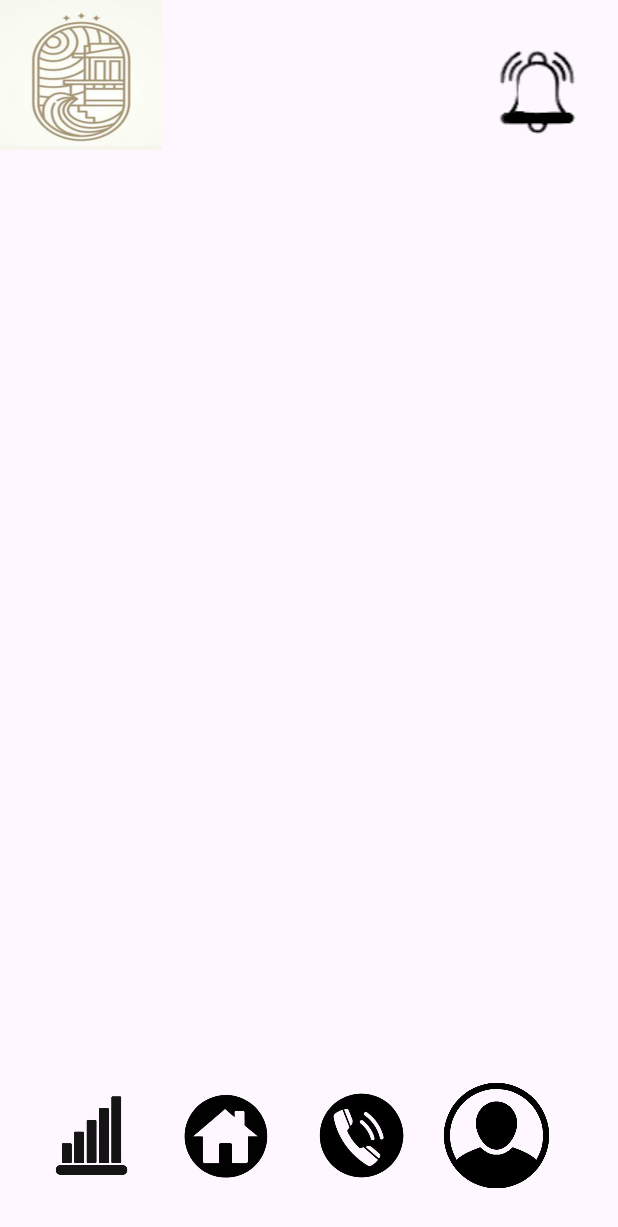
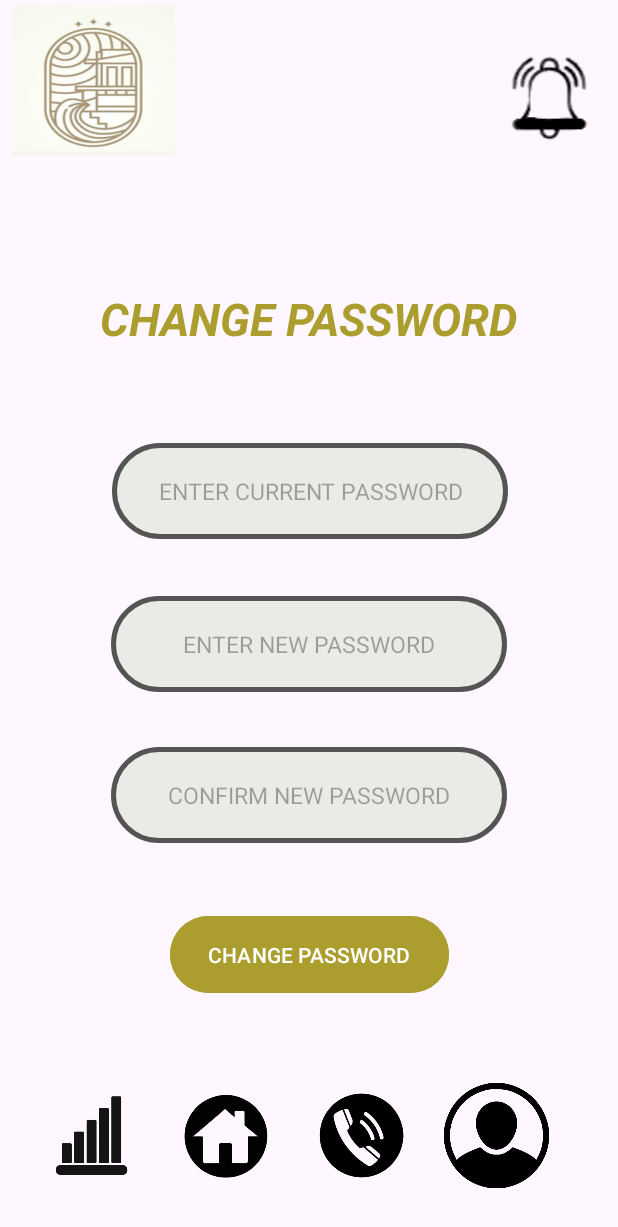
Before and after one commit to hieppro112/giaodien_android, an Android app: the screen_changepass screen opened directly, with no data from a screen before it, on a phone screen of 412 x 824 dp. Shown: the top 1227 px of the screen. Run offline under Robolectric (Android 15) with nearby library versions, the phone set to English and light mode, and no system bars.

Commit message:
first commit

```diff
--- a/app/src/main/java/com/example/myapplication/MainActivity.kt
+++ b/app/src/main/java/com/example/myapplication/MainActivity.kt
@@ -39,6 +39,8 @@ class MainActivity : AppCompatActivity() {
             startActivity(i)
 
         }
+
+
     }
 
 }
--- a/app/src/main/java/com/example/myapplication/screen_profile.kt
+++ b/app/src/main/java/com/example/myapplication/screen_profile.kt
@@ -39,6 +39,10 @@ class screen_profile : AppCompatActivity() {
         btn_contact.setOnClickListener {
             swap_Activy(screen_contact::class.java)
         }
+        val tvchange = findViewById<TextView>(R.id.tvChange);
+        tvchange.setOnClickListener {
+            swap_Activy(screen_changepass::class.java)
+        }
 
 
     }
--- a/app/src/main/res/layout/activity_screen_changepass.xml
+++ b/app/src/main/res/layout/activity_screen_changepass.xml
@@ -6,10 +6,13 @@
     android:layout_width="match_parent"
     android:layout_height="match_parent"
     tools:context=".screen_changepass">
+
     <LinearLayout
         android:id="@+id/linearLayout"
         android:layout_width="match_parent"
         android:layout_height="wrap_content"
+        android:layout_marginStart="8dp"
+        android:layout_marginTop="4dp"
         app:layout_constraintStart_toStartOf="parent"
         app:layout_constraintTop_toTopOf="parent">
 
@@ -26,9 +29,11 @@
             android:layout_marginStart="200dp"
             android:background="@drawable/icon_tb"
             app:backgroundTint="@color/black" />
+
     </LinearLayout>
 
     <LinearLayout
+        android:id="@+id/linearLayout2"
         android:layout_width="match_parent"
         android:layout_height="wrap_content"
         android:layout_marginBottom="32dp"
@@ -67,6 +72,82 @@
             app:backgroundTint="@null" />
     </LinearLayout>
 
+    <EditText
+        android:id="@+id/edtNhapMKC"
+        android:layout_width="264dp"
+        android:layout_height="64dp"
+        android:background="@drawable/edittext"
+        android:ems="10"
+
+        android:gravity="center"
+        android:hint="ENTER CURRENT PASSWORD"
+        android:inputType="text"
+        android:textSize="15dp"
+        app:layout_constraintBottom_toBottomOf="parent"
+        app:layout_constraintEnd_toEndOf="parent"
+        app:layout_constraintHorizontal_bias="0.503"
+        app:layout_constraintStart_toStartOf="parent"
+        app:layout_constraintTop_toTopOf="parent"
+        app:layout_constraintVertical_bias="0.389" />
+
+    <EditText
+        android:id="@+id/edtNhapMKM"
+        android:layout_width="264dp"
+        android:layout_height="64dp"
+        android:background="@drawable/edittext"
+        android:ems="10"
+        android:gravity="center"
+        android:hint="ENTER NEW PASSWORD"
+        android:inputType="text"
+        android:textSize="15dp"
+        app:layout_constraintBottom_toBottomOf="parent"
+        app:layout_constraintEnd_toEndOf="parent"
+        app:layout_constraintStart_toStartOf="parent"
+        app:layout_constraintTop_toTopOf="parent"
+        app:layout_constraintVertical_bias="0.523" />
+
+    <EditText
+        android:id="@+id/edtXacNhan"
+        android:layout_width="264dp"
+        android:layout_height="64dp"
+        android:background="@drawable/edittext"
+        android:ems="10"
+        android:gravity="center"
+        android:hint="CONFIRM NEW PASSWORD"
+        android:inputType="text"
+        android:textSize="15dp"
+        app:layout_constraintBottom_toBottomOf="parent"
+        app:layout_constraintEnd_toEndOf="parent"
+        app:layout_constraintStart_toStartOf="parent"
+        app:layout_constraintTop_toTopOf="parent"
+        app:layout_constraintVertical_bias="0.655" />
+
+    <Button
+        android:id="@+id/btnThayDoi"
+        android:layout_width="186dp"
+        android:layout_height="59dp"
+        android:backgroundTint="#AB9E2F"
+        android:text="CHANGE PASSWORD"
+        android:textSize="14dp"
+        app:layout_constraintBottom_toBottomOf="@+id/linearLayout2"
+        app:layout_constraintEnd_toEndOf="parent"
+        app:layout_constraintStart_toStartOf="parent"
+
+        app:layout_constraintTop_toTopOf="parent"
+        app:layout_constraintVertical_bias="0.828" />
+
+    <TextView
+        android:id="@+id/textView2"
+        android:layout_width="wrap_content"
+        android:layout_height="wrap_content"
+        android:layout_marginTop="192dp"
+        android:text="CHANGE PASSWORD"
+        android:textColor="#AB9E2F"
+        android:textSize="30dp"
+        android:textStyle="italic|bold"
+        app:layout_constraintEnd_toEndOf="parent"
+        app:layout_constraintStart_toStartOf="parent"
+        app:layout_constraintTop_toTopOf="parent" />
 
 
 </androidx.constraintlayout.widget.ConstraintLayout>
--- a/app/src/main/res/layout/activity_screen_profile.xml
+++ b/app/src/main/res/layout/activity_screen_profile.xml
@@ -60,6 +60,7 @@
 </LinearLayout>
 
     <TextView
+        android:id="@+id/tvChange"
         android:layout_width="wrap_content"
         android:layout_height="wrap_content"
         android:text="Change Password"
--- a/gradle/libs.versions.toml
+++ b/gradle/libs.versions.toml
@@ -1,5 +1,5 @@
 [versions]
-agp = "8.5.0"
+agp = "8.6.1"
 kotlin = "1.9.0"
 coreKtx = "1.13.1"
 junit = "4.13.2"
```
